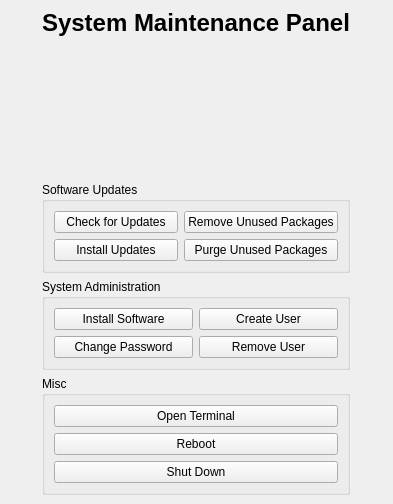
The window that ui/ui_mainwindow.ui (Kicksecure/sysmaint-panel) describes before a commit, drawn with Qt 5.
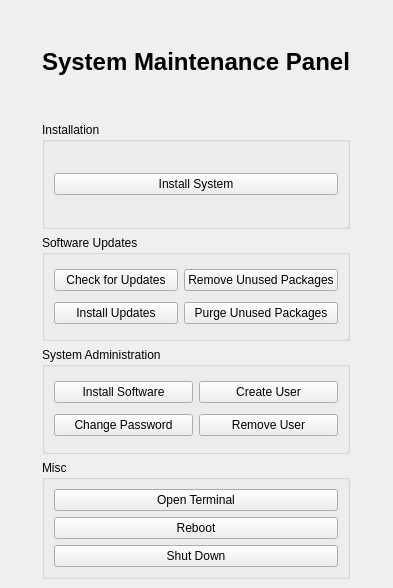
The same window after the commit.

Commit message: Add support for launching Calamares

The edit to the form file:
```diff
--- a/ui/ui_mainwindow.ui
+++ b/ui/ui_mainwindow.ui
@@ -7,7 +7,7 @@
     <x>0</x>
     <y>0</y>
     <width>393</width>
-    <height>504</height>
+    <height>588</height>
    </rect>
   </property>
   <property name="windowTitle">
@@ -35,8 +35,21 @@
       </property>
      </spacer>
     </item>
+    <item row="0" column="0">
+     <spacer name="horizontalSpacer">
+      <property name="orientation">
+       <enum>Qt::Horizontal</enum>
+      </property>
+      <property name="sizeHint" stdset="0">
+       <size>
+        <width>40</width>
+        <height>20</height>
+       </size>
+      </property>
+     </spacer>
+    </item>
     <item row="2" column="1">
-     <widget class="QGroupBox" name="groupBox">
+     <widget class="QGroupBox" name="softwareUpdatesGroupBox">
       <property name="title">
        <string>Software Updates</string>
       </property>
@@ -84,47 +97,8 @@
       </layout>
      </widget>
     </item>
-    <item row="4" column="1">
-     <widget class="QGroupBox" name="groupBox_3">
-      <property name="title">
-       <string>Misc</string>
-      </property>
-      <layout class="QVBoxLayout" name="verticalLayout">
-       <item>
-        <widget class="QPushButton" name="openTerminalButton">
-         <property name="toolTip">
-          <string>&lt;html&gt;&lt;head/&gt;&lt;body&gt;&lt;p&gt;Opens a terminal window. Use this for advanced maintenance tasks.&lt;/p&gt;&lt;/body&gt;&lt;/html&gt;</string>
-         </property>
-         <property name="text">
-          <string>Open Terminal</string>
-         </property>
-        </widget>
-       </item>
-       <item>
-        <widget class="QPushButton" name="rebootButton">
-         <property name="toolTip">
-          <string>&lt;html&gt;&lt;head/&gt;&lt;body&gt;&lt;p&gt;Reboots the system.&lt;/p&gt;&lt;/body&gt;&lt;/html&gt;</string>
-         </property>
-         <property name="text">
-          <string>Reboot</string>
-         </property>
-        </widget>
-       </item>
-       <item>
-        <widget class="QPushButton" name="shutDownButton">
-         <property name="toolTip">
-          <string>&lt;html&gt;&lt;head/&gt;&lt;body&gt;&lt;p&gt;Shuts down the system.&lt;/p&gt;&lt;/body&gt;&lt;/html&gt;</string>
-         </property>
-         <property name="text">
-          <string>Shut Down</string>
-         </property>
-        </widget>
-       </item>
-      </layout>
-     </widget>
-    </item>
     <item row="3" column="1">
-     <widget class="QGroupBox" name="groupBox_2">
+     <widget class="QGroupBox" name="systemAdministrationGroupBox">
       <property name="title">
        <string>System Administration</string>
       </property>
@@ -172,31 +146,60 @@
       </layout>
      </widget>
     </item>
-    <item row="0" column="0">
-     <spacer name="horizontalSpacer">
-      <property name="orientation">
-       <enum>Qt::Horizontal</enum>
+    <item row="5" column="1">
+     <widget class="QGroupBox" name="miscGroupBox">
+      <property name="title">
+       <string>Misc</string>
       </property>
-      <property name="sizeHint" stdset="0">
-       <size>
-        <width>40</width>
-        <height>20</height>
-       </size>
-      </property>
-     </spacer>
+      <layout class="QVBoxLayout" name="verticalLayout">
+       <item>
+        <widget class="QPushButton" name="openTerminalButton">
+         <property name="toolTip">
+          <string>&lt;html&gt;&lt;head/&gt;&lt;body&gt;&lt;p&gt;Opens a terminal window. Use this for advanced maintenance tasks.&lt;/p&gt;&lt;/body&gt;&lt;/html&gt;</string>
+         </property>
+         <property name="text">
+          <string>Open Terminal</string>
+         </property>
+        </widget>
+       </item>
+       <item>
+        <widget class="QPushButton" name="rebootButton">
+         <property name="toolTip">
+          <string>&lt;html&gt;&lt;head/&gt;&lt;body&gt;&lt;p&gt;Reboots the system.&lt;/p&gt;&lt;/body&gt;&lt;/html&gt;</string>
+         </property>
+         <property name="text">
+          <string>Reboot</string>
+         </property>
+        </widget>
+       </item>
+       <item>
+        <widget class="QPushButton" name="shutDownButton">
+         <property name="toolTip">
+          <string>&lt;html&gt;&lt;head/&gt;&lt;body&gt;&lt;p&gt;Shuts down the system.&lt;/p&gt;&lt;/body&gt;&lt;/html&gt;</string>
+         </property>
+         <property name="text">
+          <string>Shut Down</string>
+         </property>
+        </widget>
+       </item>
+      </layout>
+     </widget>
     </item>
     <item row="1" column="1">
-     <spacer name="verticalSpacer">
-      <property name="orientation">
-       <enum>Qt::Vertical</enum>
+     <widget class="QGroupBox" name="installationGroupBox">
+      <property name="title">
+       <string>Installation</string>
       </property>
-      <property name="sizeHint" stdset="0">
-       <size>
-        <width>20</width>
-        <height>40</height>
-       </size>
-      </property>
-     </spacer>
+      <layout class="QGridLayout" name="gridLayout_4">
+       <item row="0" column="0">
+        <widget class="QPushButton" name="installSystemButton">
+         <property name="text">
+          <string>Install System</string>
+         </property>
+        </widget>
+       </item>
+      </layout>
+     </widget>
     </item>
    </layout>
   </widget>
```
The commit also changes 2 other files.
